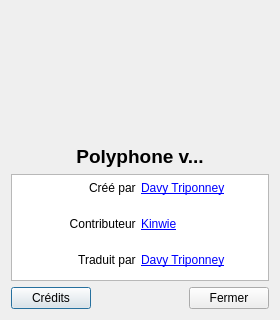
davy7125/polyphone, file trunk/gui_divers/dialog_about.ui: the form before one commit.
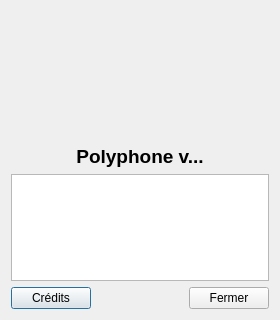
The form after the commit. The open tabs and pages were chosen to show the change. Icons and pictures are not drawn.

The edit to the form file:
```diff
--- a/trunk/gui_divers/dialog_about.ui
+++ b/trunk/gui_divers/dialog_about.ui
@@ -90,34 +90,6 @@
        </property>
        <item>
         <widget class="QTextBrowser" name="textBrowser">
-         <property name="html">
-          <string>&lt;!DOCTYPE HTML PUBLIC &quot;-//W3C//DTD HTML 4.0//EN&quot; &quot;http://www.w3.org/TR/REC-html40/strict.dtd&quot;&gt;
-&lt;html&gt;&lt;head&gt;&lt;meta name=&quot;qrichtext&quot; content=&quot;1&quot; /&gt;&lt;style type=&quot;text/css&quot;&gt;
-p, li { white-space: pre-wrap; }
-&lt;/style&gt;&lt;/head&gt;&lt;body style=&quot; font-family:'Liberation Serif'; font-size:11pt; font-weight:400; font-style:normal;&quot;&gt;
-&lt;table border=&quot;0&quot; style=&quot; margin-top:0px; margin-bottom:0px; margin-left:0px; margin-right:0px;&quot; cellspacing=&quot;2&quot; cellpadding=&quot;0&quot;&gt;
-&lt;tr&gt;
-&lt;td width=&quot;50%&quot;&gt;
-&lt;p align=&quot;right&quot; style=&quot; margin-top:12px; margin-bottom:12px; margin-left:0px; margin-right:0px; -qt-block-indent:0; text-indent:0px;&quot;&gt;&lt;span style=&quot; font-size:9pt;&quot;&gt;Créé par &lt;/span&gt;&lt;/p&gt;&lt;/td&gt;
-&lt;td width=&quot;50%&quot;&gt;
-&lt;p style=&quot; margin-top:12px; margin-bottom:12px; margin-left:0px; margin-right:0px; -qt-block-indent:0; text-indent:0px;&quot;&gt;&lt;a href=&quot;mailto:info@polyphone.fr&quot;&gt;&lt;span style=&quot; font-size:9pt; text-decoration: underline; color:#0000ff;&quot;&gt;Davy Triponney&lt;/span&gt;&lt;/a&gt;&lt;/p&gt;&lt;/td&gt;&lt;/tr&gt;
-&lt;tr&gt;
-&lt;td&gt;&lt;/td&gt;
-&lt;td&gt;&lt;/td&gt;&lt;/tr&gt;
-&lt;tr&gt;
-&lt;td&gt;
-&lt;p align=&quot;right&quot; style=&quot; margin-top:12px; margin-bottom:12px; margin-left:0px; margin-right:0px; -qt-block-indent:0; text-indent:0px;&quot;&gt;&lt;span style=&quot; font-size:9pt;&quot;&gt;Contributeur &lt;/span&gt;&lt;/p&gt;&lt;/td&gt;
-&lt;td&gt;
-&lt;p style=&quot; margin-top:12px; margin-bottom:12px; margin-left:0px; margin-right:0px; -qt-block-indent:0; text-indent:0px;&quot;&gt;&lt;a href=&quot;mailto:kinwie@yahoo.com&quot;&gt;&lt;span style=&quot; font-size:9pt; text-decoration: underline; color:#0000ff;&quot;&gt;Kinwie&lt;/span&gt;&lt;/a&gt;&lt;/p&gt;&lt;/td&gt;&lt;/tr&gt;
-&lt;tr&gt;
-&lt;td&gt;&lt;/td&gt;
-&lt;td&gt;&lt;/td&gt;&lt;/tr&gt;
-&lt;tr&gt;
-&lt;td&gt;
-&lt;p align=&quot;right&quot; style=&quot; margin-top:12px; margin-bottom:12px; margin-left:0px; margin-right:0px; -qt-block-indent:0; text-indent:0px;&quot;&gt;&lt;span style=&quot; font-size:9pt;&quot;&gt;Traduit par &lt;/span&gt;&lt;/p&gt;&lt;/td&gt;
-&lt;td&gt;
-&lt;p style=&quot; margin-top:12px; margin-bottom:12px; margin-left:0px; margin-right:0px; -qt-block-indent:0; text-indent:0px;&quot;&gt;&lt;a href=&quot;mailto:info@polyphone.fr&quot;&gt;&lt;span style=&quot; font-size:9pt; text-decoration: underline; color:#0000ff;&quot;&gt;Davy Triponney&lt;/span&gt;&lt;/a&gt;&lt;/p&gt;&lt;/td&gt;&lt;/tr&gt;&lt;/table&gt;&lt;/body&gt;&lt;/html&gt;</string>
-         </property>
          <property name="openExternalLinks">
           <bool>true</bool>
          </property>
```
Left out of the diff: 2 changed lines with no effect on the pictures.
